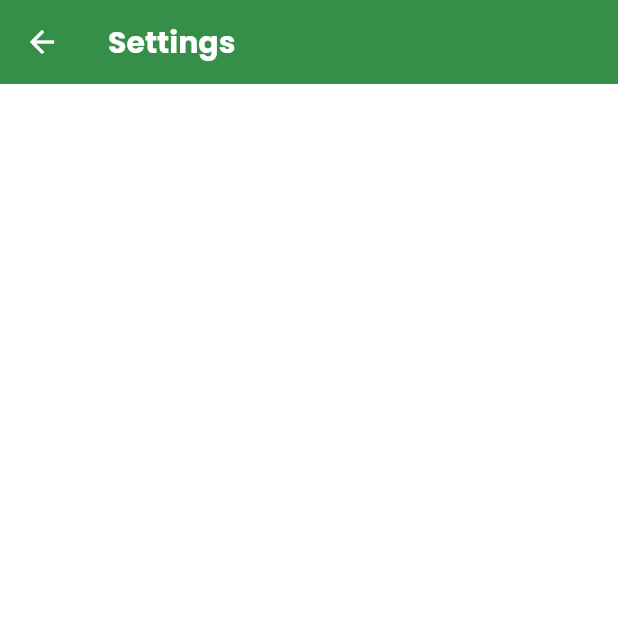
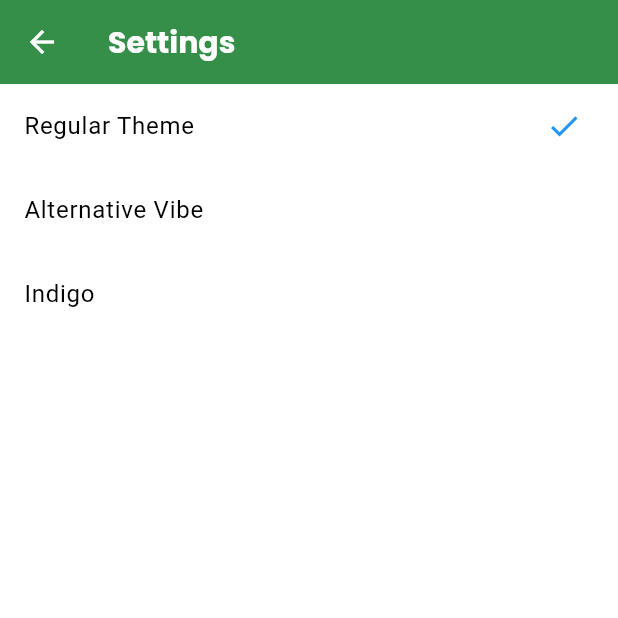
Before and after one commit to sjpau/WhatEat, a Flutter app: the SettingsPage screen opened directly, on a phone screen of 412 x 824 dp, the top half of it. Run offline on Flutter 3.47's test engine with Material 3 defaults, Android fonts, the light colour scheme and no system bars; our stand-ins replace dio, google_fonts, hive, hive_flutter; accounts and stored records are empty.

Commit message:
theme management in settings & some themes

```diff
--- a/lib/main.dart
+++ b/lib/main.dart
@@ -1,23 +1,34 @@
 import 'package:flutter/material.dart';
+import 'package:provider/provider.dart';
 import 'package:what_eat_flutter/pages/app.dart';
+import 'package:what_eat_flutter/providers/theme_provider.dart';
 import 'package:what_eat_flutter/repositories/edamam_api/models/recipe_preview.dart';
 import 'styles/theme_regular.dart';
 import 'package:hive_flutter/hive_flutter.dart';
+import 'package:what_eat_flutter/pages/settings.dart';
 
 Future<void> main() async {
   await Hive.initFlutter();
   Hive.registerAdapter(RecipePreviewAdapter());
   await Hive.openBox('favouritesBox');
-  runApp(const WhatEat());
+  runApp(
+    ChangeNotifierProvider(
+      create: (_) => ThemeProvider(),
+      child: const WhatEat(),
+    ),
+  );
 }
+
 class WhatEat extends StatelessWidget {
   const WhatEat({super.key});
 
   @override
   Widget build(BuildContext context) {
+    final themeProvider = Provider.of<ThemeProvider>(context);
+
     return MaterialApp(
       title: "WhatEat!",
-      theme: themeRegular,
+      theme: themeProvider.selectedTheme,
       home: const App(),
     );
   }
--- a/lib/pages/settings.dart
+++ b/lib/pages/settings.dart
@@ -1,15 +1,43 @@
 import 'package:flutter/material.dart';
+import 'package:provider/provider.dart';
+import 'package:what_eat_flutter/styles/theme_indigo.dart';
+import 'package:what_eat_flutter/styles/theme_regular.dart';
+import 'package:what_eat_flutter/styles/theme_alt_vibe.dart';
+import 'package:what_eat_flutter/providers/theme_provider.dart';
 
-class SettingsPage extends StatefulWidget {
+class SettingsPage extends StatelessWidget {
   const SettingsPage({super.key});
-   @override   State<StatefulWidget> createState() {
-    return SettingsPageState();   } }
 
-class SettingsPageState extends State<SettingsPage> {   @override   Widget build(BuildContext context) {
-  return Scaffold(
+  @override
+  Widget build(BuildContext context) {
+    final themeProvider = Provider.of<ThemeProvider>(context);
+
+    final List<Map<String, dynamic>> themes = [
+      {'name': 'Regular Theme', 'data': themeRegular},
+      {'name': 'Alternative Vibe', 'data': themeMinimalistCool},
+      {'name': 'Indigo', 'data': indigoTheme},
+    ];
+
+    return Scaffold(
       appBar: AppBar(
         title: const Text("Settings"),
       ),
+      body: ListView.builder(
+        itemCount: themes.length,
+        itemBuilder: (context, index) {
+          final theme = themes[index];
+          final isSelected = themeProvider.selectedTheme == theme['data'];
+
+          return ListTile(
+            title: Text(theme['name']),
+            trailing: isSelected ? const Icon(Icons.check, color: Colors.blue) : null,
+            onTap: () {
+              // Change theme using ThemeProvider
+              themeProvider.setTheme(theme['data']);
+            },
+          );
+        },
+      ),
     );
+  }
 }
-}
--- /dev/null
+++ b/lib/providers/theme_provider.dart
@@ -0,0 +1,14 @@
+import 'package:flutter/material.dart';
+import 'package:what_eat_flutter/styles/theme_regular.dart';
+import 'package:what_eat_flutter/styles/theme_alt_vibe.dart';
+
+class ThemeProvider with ChangeNotifier {
+  ThemeData _selectedTheme = themeRegular;
+
+  ThemeData get selectedTheme => _selectedTheme;
+
+  void setTheme(ThemeData theme) {
+    _selectedTheme = theme;
+    notifyListeners();
+  }
+}
--- /dev/null
+++ b/lib/styles/theme_alt_vibe.dart
@@ -0,0 +1,109 @@
+import 'package:flutter/material.dart';
+import 'package:google_fonts/google_fonts.dart';
+
+final ThemeData themeMinimalistCool = ThemeData(
+  primarySwatch: Colors.blueGrey,
+
+  primaryColor: const Color(0xFF1C4B82),
+  colorScheme: ColorScheme.fromSwatch().copyWith(
+    secondary: const Color(0xFF6C63FF),
+  ),
+
+  scaffoldBackgroundColor: const Color(0xFFEDEFF1),
+  canvasColor: const Color(0xFFD4D8DD),
+
+  textTheme: TextTheme(
+    displayLarge: GoogleFonts.nunito(
+      fontSize: 34.0,
+      fontWeight: FontWeight.w800,
+      color: const Color(0xFF1C4B82),
+    ),
+    displayMedium: GoogleFonts.nunito(
+      fontSize: 28.0,
+      fontWeight: FontWeight.bold,
+      color: const Color(0xFF1C4B82),
+    ),
+    displaySmall: GoogleFonts.nunito(
+      fontSize: 24.0,
+      fontWeight: FontWeight.w700,
+      color: const Color(0xFF3A3D46),
+    ),
+    bodyLarge: GoogleFonts.raleway(
+      fontSize: 16.0,
+      fontWeight: FontWeight.w500,
+      color: const Color(0xFF52575C),
+    ),
+    bodyMedium: GoogleFonts.raleway(
+      fontSize: 14.0,
+      fontWeight: FontWeight.w500,
+      color: const Color(0xFF52575C),
+    ),
+  ),
+
+  buttonTheme: ButtonThemeData(
+    shape: RoundedRectangleBorder(
+      borderRadius: BorderRadius.circular(10.0),
+    ),
+    buttonColor: const Color(0xFF6C63FF),
+    textTheme: ButtonTextTheme.primary,
+  ),
+
+  floatingActionButtonTheme: const FloatingActionButtonThemeData(
+    backgroundColor: Color(0xFF6C63FF),
+    foregroundColor: Colors.white,
+  ),
+
+  appBarTheme: AppBarTheme(
+    backgroundColor: const Color.fromARGB(255, 129, 177, 232),
+    elevation: 3.0,
+    titleTextStyle: GoogleFonts.nunito(
+      fontSize: 20.0,
+      fontWeight: FontWeight.w800,
+      color: Colors.white,
+    ),
+    iconTheme: const IconThemeData(
+      color: Colors.white,
+    ),
+  ),
+
+  // Input Decoration Theme
+  inputDecorationTheme: InputDecorationTheme(
+    filled: true,
+    fillColor: const Color(0xFFB0BEC5),
+    contentPadding: const EdgeInsets.all(16.0),
+    enabledBorder: OutlineInputBorder(
+      borderRadius: BorderRadius.circular(10.0),
+      borderSide: const BorderSide(color: Color(0xFF1C4B82), width: 2.0),
+    ),
+    focusedBorder: OutlineInputBorder(
+      borderRadius: BorderRadius.circular(10.0),
+      borderSide: const BorderSide(color: Color(0xFF6C63FF), width: 2.0),
+    ),
+    hintStyle: const TextStyle(color: Color(0xFF757575)),
+    labelStyle: const TextStyle(color: Color(0xFF3A3D46)),
+  ),
+
+  cardTheme: CardTheme(
+    color: Colors.white,
+    shadowColor: Colors.grey.withOpacity(0.3),
+    elevation: 3.0,
+    shape: RoundedRectangleBorder(
+      borderRadius: BorderRadius.circular(12.0),
+    ),
+  ),
+
+  iconTheme: const IconThemeData(
+    color: Color(0xFF3A3D46),
+  ),
+
+  progressIndicatorTheme: const ProgressIndicatorThemeData(
+    color: Color(0xFF1C4B82),
+  ),
+
+  chipTheme: const ChipThemeData(
+    backgroundColor: Color(0xFF6C63FF),
+    labelStyle: TextStyle(color: Colors.white),
+    padding: EdgeInsets.symmetric(horizontal: 8.0, vertical: 6.0),
+    shape: StadiumBorder(),
+  ),
+);
--- /dev/null
+++ b/lib/styles/theme_indigo.dart
@@ -0,0 +1,108 @@
+import 'package:flutter/material.dart';
+import 'package:google_fonts/google_fonts.dart';
+
+final ThemeData indigoTheme = ThemeData(
+  primarySwatch: Colors.indigo,
+  primaryColor: const Color(0xFF3A3A7E),
+
+  colorScheme: ColorScheme.fromSwatch().copyWith(
+    secondary: const Color(0xFFFF6F61),
+  ),
+
+  scaffoldBackgroundColor: const Color(0xFFF5F5F9),
+  canvasColor: const Color(0xFFE0E3EB),
+
+  textTheme: TextTheme(
+    displayLarge: GoogleFonts.raleway(
+      fontSize: 34.0,
+      fontWeight: FontWeight.bold,
+      color: const Color(0xFF212121),
+    ),
+    displayMedium: GoogleFonts.raleway(
+      fontSize: 28.0,
+      fontWeight: FontWeight.bold,
+      color: const Color(0xFF212121),
+    ),
+    displaySmall: GoogleFonts.raleway(
+      fontSize: 24.0,
+      fontWeight: FontWeight.bold,
+      color: const Color(0xFF212121),
+    ),
+    bodyLarge: GoogleFonts.openSans(
+      fontSize: 16.0,
+      fontWeight: FontWeight.normal,
+      color: const Color(0xFF4A4A4A),
+    ),
+    bodyMedium: GoogleFonts.openSans(
+      fontSize: 14.0,
+      fontWeight: FontWeight.normal,
+      color: const Color(0xFF4A4A4A),
+    ),
+  ),
+
+  buttonTheme: ButtonThemeData(
+    shape: RoundedRectangleBorder(
+      borderRadius: BorderRadius.circular(10.0),
+    ),
+    buttonColor: const Color(0xFFFF6F61),
+    textTheme: ButtonTextTheme.primary,
+  ),
+
+  floatingActionButtonTheme: const FloatingActionButtonThemeData(
+    backgroundColor: Color(0xFFFF6F61),
+    foregroundColor: Colors.white,
+  ),
+
+  appBarTheme: AppBarTheme(
+    backgroundColor: const Color(0xFF3A3A7E),
+    elevation: 1.0,
+    titleTextStyle: GoogleFonts.raleway(
+      fontSize: 20.0,
+      fontWeight: FontWeight.bold,
+      color: Colors.white,
+    ),
+    iconTheme: const IconThemeData(
+      color: Colors.white,
+    ),
+  ),
+
+  inputDecorationTheme: InputDecorationTheme(
+    filled: true,
+    fillColor: const Color(0xFFE0E3EB),
+    contentPadding: const EdgeInsets.all(14.0),
+    enabledBorder: OutlineInputBorder(
+      borderRadius: BorderRadius.circular(10.0),
+      borderSide: const BorderSide(color: Color(0xFF3A3A7E), width: 1.5),
+    ),
+    focusedBorder: OutlineInputBorder(
+      borderRadius: BorderRadius.circular(10.0),
+      borderSide: const BorderSide(color: Color(0xFFFF6F61), width: 1.5),
+    ),
+    hintStyle: const TextStyle(color: Color(0xFF9E9E9E)),
+    labelStyle: const TextStyle(color: Color(0xFF3A3A7E)),
+  ),
+
+  cardTheme: CardTheme(
+    color: Colors.white,
+    shadowColor: Colors.grey.withOpacity(0.3),
+    elevation: 3.0,
+    shape: RoundedRectangleBorder(
+      borderRadius: BorderRadius.circular(14.0),
+    ),
+  ),
+
+  iconTheme: const IconThemeData(
+    color: Color(0xFF3A3A7E),
+  ),
+
+  progressIndicatorTheme: const ProgressIndicatorThemeData(
+    color: Color(0xFF3A3A7E),
+  ),
+
+  chipTheme: const ChipThemeData(
+    backgroundColor: Color(0xFFFF6F61),
+    labelStyle: TextStyle(color: Colors.white),
+    padding: EdgeInsets.all(8.0),
+    shape: StadiumBorder(),
+  ),
+);
--- a/lib/styles/theme_regular.dart
+++ b/lib/styles/theme_regular.dart
@@ -2,7 +2,7 @@ import 'package:flutter/material.dart';
 import 'package:google_fonts/google_fonts.dart';
 
 final ThemeData themeRegular = ThemeData(
-  primarySwatch: Colors.green,
+  primarySwatch: Colors.lightGreen,
 
   primaryColor: const Color(0xFF81C784),
 
@@ -11,7 +11,6 @@ final ThemeData themeRegular = ThemeData(
   ),
 
   scaffoldBackgroundColor: const Color(0xFFFFFFFF), // Creamy White
-  canvasColor: const Color(0xFFFFECB3), // Soft Yellow
 
   textTheme: TextTheme(
     displayLarge: GoogleFonts.poppins(
--- a/lib/widgets/recyclers/botton_navigation_bar.dart
+++ b/lib/widgets/recyclers/botton_navigation_bar.dart
@@ -12,37 +12,57 @@ class BottomNavigationBarMain extends StatelessWidget {
 
   @override
   Widget build(BuildContext context) {
+    final theme = Theme.of(context);
+
     return BottomNavigationBar(
       items: <BottomNavigationBarItem>[
         BottomNavigationBarItem(
-          icon: Image.asset(
+          icon: ColorFiltered(
+            colorFilter: ColorFilter.mode(
+              selectedIndex == 0 ? theme.colorScheme.secondary : theme.iconTheme.color!,
+              BlendMode.srcIn,
+            ),
+            child: Image.asset(
               "assets/search.png",
               width: 24,
               height: 24,
             ),
+          ),
           label: 'Search',
         ),
         BottomNavigationBarItem(
-          icon: Image.asset(
+          icon: ColorFiltered(
+            colorFilter: ColorFilter.mode(
+              selectedIndex == 1 ? theme.colorScheme.secondary : theme.iconTheme.color!,
+              BlendMode.srcIn,
+            ),
+            child: Image.asset(
               "assets/heart.png",
               width: 24,
               height: 24,
             ),
+          ),
           label: 'Favourites',
         ),
         BottomNavigationBarItem(
-          icon: Image.asset(
+          icon: ColorFiltered(
+            colorFilter: ColorFilter.mode(
+              selectedIndex == 2 ? theme.colorScheme.secondary : theme.iconTheme.color!,
+              BlendMode.srcIn,
+            ),
+            child: Image.asset(
               "assets/settings.png",
               width: 24,
               height: 24,
+            ),
           ),
           label: 'Settings',
         ),
       ],
       currentIndex: selectedIndex,
-      selectedItemColor: Theme.of(context).iconTheme.color,
+      selectedItemColor: theme.colorScheme.secondary,
+      unselectedItemColor: theme.iconTheme.color,
       onTap: onItemTapped,
-      backgroundColor: Theme.of(context).primaryColor,
     );
   }
 }
--- a/pubspec.yaml
+++ b/pubspec.yaml
@@ -40,6 +40,7 @@ dependencies:
   url_launcher: ^6.3.1
   hive_flutter: ^1.1.0
   hive: ^2.1.0
+  provider: ^6.0.0
 
 dev_dependencies:
   flutter_test:
```
Also changed, not shown: pubspec.lock. Lines whose indentation alone changed are shown as unchanged.
